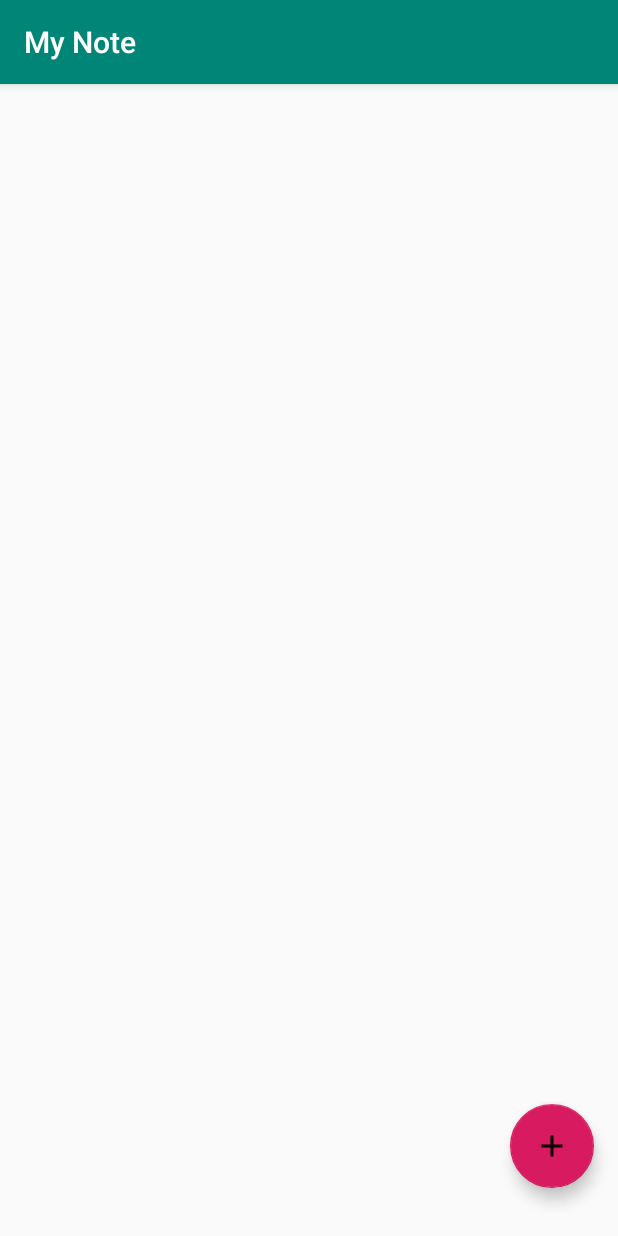
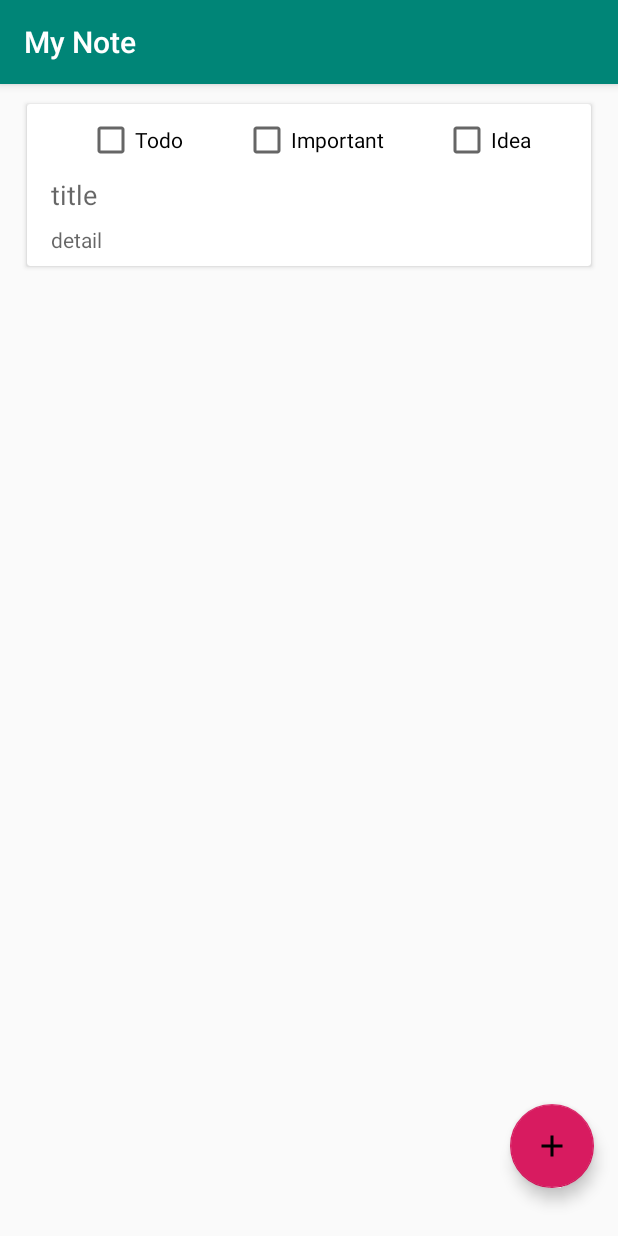
Before and after one commit to animevn/RecyclerJson, an Android app: the fragment FragmentDetail placed in its activity, after a tap on "SAVE", on a phone screen of 412 x 824 dp. Run offline under Robolectric (Android 15) with nearby library versions, the phone set to English and light mode, and no system bars; our stand-ins replace ButterKnife.

Commit message:
add edit note

```diff
--- a/app/src/main/java/com/haanhgs/mynote/FragmentDetail.java
+++ b/app/src/main/java/com/haanhgs/mynote/FragmentDetail.java
@@ -1,5 +1,6 @@
 package com.haanhgs.mynote;
 
+import android.content.Context;
 import android.os.Bundle;
 import android.view.LayoutInflater;
 import android.view.View;
@@ -33,6 +34,7 @@ public class FragmentDetail extends DialogFragment {
 
     private Note note;
     private boolean isNewNote = true;
+    private Context context;
 
     public void setNote(Note note) {
         this.note = note;
@@ -51,12 +53,18 @@ public class FragmentDetail extends DialogFragment {
         }
     }
 
+    @Override
+    public void onAttach(@NonNull Context context) {
+        super.onAttach(context);
+        this.context = context;
+    }
+
     @Nullable
     @Override
     public View onCreateView(@NonNull LayoutInflater inflater,
                              @Nullable ViewGroup container,
                              @Nullable Bundle savedInstanceState) {
-        View view = inflater.inflate(R.layout.note, container, false);
+        View view = inflater.inflate(R.layout.fragment_detail, container, false);
         ButterKnife.bind(this, view);
         updateViews();
         return view;
@@ -73,9 +81,9 @@ public class FragmentDetail extends DialogFragment {
     private void handleButtonSave(View view){
         updateNote();
         if (isNewNote){
-            ((MainActivity)view.getContext()).addNote(note);
+            ((MainActivity)context).addNote(note);
         }else {
-            ((MainActivity)view.getContext()).notifyChange();
+            ((MainActivity)context).notifyChange();
         }
         dismiss();
     }
--- a/app/src/main/java/com/haanhgs/mynote/NoteAdapter.java
+++ b/app/src/main/java/com/haanhgs/mynote/NoteAdapter.java
@@ -3,6 +3,7 @@ package com.haanhgs.mynote;
 import android.view.LayoutInflater;
 import android.view.View;
 import android.view.ViewGroup;
+import android.widget.CheckBox;
 import android.widget.TextView;
 import java.util.List;
 import androidx.annotation.NonNull;
@@ -11,7 +12,6 @@ import butterknife.BindView;
 import butterknife.ButterKnife;
 
 public class NoteAdapter extends RecyclerView.Adapter<NoteAdapter.ViewHolder> {
-
 
     private List<Note> noteList;
 
@@ -29,7 +29,7 @@ public class NoteAdapter extends RecyclerView.Adapter<NoteAdapter.ViewHolder> {
 
     @Override
     public void onBindViewHolder(@NonNull ViewHolder holder, int position) {
-
+        holder.bindViews(noteList.get(position));
     }
 
     @Override
@@ -39,17 +39,32 @@ public class NoteAdapter extends RecyclerView.Adapter<NoteAdapter.ViewHolder> {
 
     public class ViewHolder extends RecyclerView.ViewHolder {
 
-        @BindView(R.id.tvRecyclerStatus)
-        TextView tvRecyclerStatus;
-        @BindView(R.id.tvRecyclerTitle)
-        TextView tvRecyclerTitle;
-        @BindView(R.id.tvRecyclerDescription)
-        TextView tvRecyclerDescription;
+        @BindView(R.id.cbRvImportant)
+        CheckBox cbRvImportant;
+        @BindView(R.id.cbRvTodo)
+        CheckBox cbRvTodo;
+        @BindView(R.id.cbRvIdea)
+        CheckBox cbRvIdea;
+        @BindView(R.id.tvRvTitle)
+        TextView tvRvTitle;
+        @BindView(R.id.tvRvDetail)
+        TextView tvRvDetail;
 
         public ViewHolder(@NonNull View itemView) {
             super(itemView);
             ButterKnife.bind(this, itemView);
+            itemView.setOnClickListener(view -> {
+                Note note = noteList.get(ViewHolder.this.getAdapterPosition());
+                ((MainActivity)itemView.getContext()).editNote(note);
+            });
+        }
 
+        private void bindViews(Note note) {
+            tvRvTitle.setText(note.getTitle());
+            tvRvDetail.setText(note.getDetail());
+            cbRvImportant.setChecked(note.isImportant());
+            cbRvTodo.setChecked(note.isTodo());
+            cbRvIdea.setChecked(note.isIdea());
         }
     }
 }
--- a/app/src/main/res/layout/recycler_item.xml
+++ b/app/src/main/res/layout/recycler_item.xml
@@ -1,44 +1,92 @@
 <?xml version="1.0" encoding="utf-8"?>
-<androidx.constraintlayout.widget.ConstraintLayout xmlns:android="http://schemas.android.com/apk/res/android"
+
+<androidx.cardview.widget.CardView
+    xmlns:android="http://schemas.android.com/apk/res/android"
     xmlns:app="http://schemas.android.com/apk/res-auto"
     xmlns:tools="http://schemas.android.com/tools"
+    android:layout_height="wrap_content"
+    android:layout_width="match_parent"
+    android:layout_marginTop="5dp"
+    android:layout_marginBottom="5dp"
+    android:layout_marginStart="10dp"
+    android:layout_marginEnd="10dp"
+    >
+
+    <androidx.constraintlayout.widget.ConstraintLayout
+
         android:layout_width="match_parent"
         android:layout_height="wrap_content">
 
-    <TextView
-        android:id="@+id/tvRecyclerStatus"
+        <CheckBox
+            android:id="@+id/cbRvImportant"
             android:layout_width="wrap_content"
             android:layout_height="wrap_content"
             android:layout_marginStart="16dp"
             android:layout_marginTop="8dp"
-        android:textColor="@android:color/holo_red_dark"
-        android:textSize="12sp"
+            android:text="@string/cbImportant"
+            app:layout_constraintEnd_toStartOf="@+id/cbRvIdea"
+            app:layout_constraintHorizontal_bias="0.5"
+            app:layout_constraintStart_toEndOf="@+id/cbRvTodo"
+            app:layout_constraintTop_toTopOf="parent" />
+
+        <CheckBox
+            android:id="@+id/cbRvTodo"
+            android:layout_width="wrap_content"
+            android:layout_height="wrap_content"
+            android:layout_marginStart="16dp"
+            android:layout_marginTop="8dp"
+            android:text="@string/cbTodo"
+            app:layout_constraintEnd_toStartOf="@+id/cbRvImportant"
+            app:layout_constraintHorizontal_bias="0.5"
             app:layout_constraintStart_toStartOf="parent"
             app:layout_constraintTop_toTopOf="parent" />
 
+        <CheckBox
+            android:id="@+id/cbRvIdea"
+            android:layout_width="wrap_content"
+            android:layout_height="wrap_content"
+            android:layout_marginStart="16dp"
+            android:layout_marginTop="8dp"
+            android:layout_marginEnd="16dp"
+            android:text="@string/cbIdea"
+            app:layout_constraintEnd_toEndOf="parent"
+            app:layout_constraintHorizontal_bias="0.5"
+            app:layout_constraintStart_toEndOf="@+id/cbRvImportant"
+            app:layout_constraintTop_toTopOf="parent" />
+
         <TextView
-        android:id="@+id/tvRecyclerTitle"
+            android:id="@+id/tvRvTitle"
             android:layout_width="0dp"
             android:layout_height="wrap_content"
-        android:layout_marginStart="8dp"
+            android:layout_marginStart="16dp"
             android:layout_marginTop="8dp"
-        android:layout_marginEnd="8dp"
+            android:layout_marginEnd="16dp"
+            android:ems="10"
+            android:hint="@string/title"
             android:textSize="18sp"
-        android:textStyle="bold"
             app:layout_constraintEnd_toEndOf="parent"
             app:layout_constraintStart_toStartOf="parent"
-        app:layout_constraintTop_toBottomOf="@+id/tvRecyclerStatus" />
+            app:layout_constraintTop_toBottomOf="@+id/cbRvImportant"
+            tools:ignore="Autofill" />
 
         <TextView
-        android:id="@+id/tvRecyclerDescription"
+            android:id="@+id/tvRvDetail"
             android:layout_width="0dp"
             android:layout_height="wrap_content"
-        android:layout_marginStart="8dp"
+            android:layout_marginStart="16dp"
             android:layout_marginTop="8dp"
-        android:layout_marginEnd="8dp"
+            android:layout_marginEnd="16dp"
             android:layout_marginBottom="8dp"
+            android:ems="10"
+            android:hint="@string/detail"
+            android:maxLines="20"
             app:layout_constraintBottom_toBottomOf="parent"
             app:layout_constraintEnd_toEndOf="parent"
             app:layout_constraintStart_toStartOf="parent"
-        app:layout_constraintTop_toBottomOf="@+id/tvRecyclerTitle" />
+            app:layout_constraintTop_toBottomOf="@+id/tvRvTitle"
+            tools:ignore="Autofill" />
+
     </androidx.constraintlayout.widget.ConstraintLayout>
+
+
+</androidx.cardview.widget.CardView>
--- a/app/src/main/res/values/strings.xml
+++ b/app/src/main/res/values/strings.xml
@@ -24,4 +24,6 @@
     <string name="show">Show</string>
     <string name="error_load_json">Load Json file error</string>
     <string name="error_save_json">Error whitle saving json file</string>
+    <string name="title">title</string>
+    <string name="detail">detail</string>
 </resources>
```
Also changed, not shown: app/src/main/res/layout/fragment_detail.xml (renamed from app/src/main/res/layout/note.xml). Lines whose indentation alone changed are shown as unchanged.
